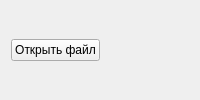
Old version of the form ui/tabs/exp_tab.ui in the repository VadmanBat/reg-valve.
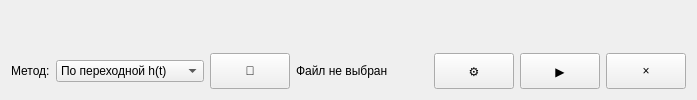
New version of the form.

The edit to the form file:
```diff
--- a/ui/tabs/exp_tab.ui
+++ b/ui/tabs/exp_tab.ui
@@ -4,16 +4,60 @@
  <widget class="QWidget" name="ExpTab">
   <layout class="QVBoxLayout" name="verticalLayout">
    <item>
-    <layout class="QHBoxLayout" name="toolbarLayout">
+    <layout class="QHBoxLayout" name="topLayout">
+     <item>
+      <widget class="QWidget" name="formHost" native="true"/>
+     </item>
+     <item>
+      <widget class="QWidget" name="metricsHost" native="true"/>
+     </item>
+    </layout>
+   </item>
+   <item>
+    <layout class="QHBoxLayout" name="buttonLayout">
+     <item>
+      <widget class="QLabel" name="methodLabel">
+       <property name="text">
+        <string>Метод:</string>
+       </property>
+      </widget>
+     </item>
+     <item>
+      <widget class="QComboBox" name="methodCombo">
+       <item>
+        <property name="text">
+         <string>По переходной h(t)</string>
+        </property>
+       </item>
+       <item>
+        <property name="text">
+         <string>По клапану / сигналу</string>
+        </property>
+       </item>
+      </widget>
+     </item>
      <item>
       <widget class="QPushButton" name="openFileButton">
        <property name="text">
-        <string>Открыть файл</string>
+        <string>📂</string>
        </property>
+       <property name="minimumSize">
+        <size>
+         <width>36</width>
+         <height>36</height>
+        </size>
+       </property>
       </widget>
      </item>
      <item>
-      <spacer name="toolbarSpacer">
+      <widget class="QLabel" name="fileLabel">
+       <property name="text">
+        <string>Файл не выбран</string>
+       </property>
+      </widget>
+     </item>
+     <item>
+      <spacer name="buttonSpacer">
        <property name="orientation">
         <enum>Qt::Horizontal</enum>
        </property>
@@ -25,6 +69,63 @@
        </property>
       </spacer>
      </item>
+     <item>
+      <widget class="QPushButton" name="settingsButton">
+       <property name="objectName">
+        <string notr="true">settingsButton</string>
+       </property>
+       <property name="toolTip">
+        <string>Параметры моделирования</string>
+       </property>
+       <property name="text">
+        <string>⚙</string>
+       </property>
+       <property name="minimumSize">
+        <size>
+         <width>36</width>
+         <height>36</height>
+        </size>
+       </property>
+      </widget>
+     </item>
+     <item>
+      <widget class="QPushButton" name="identifyButton">
+       <property name="objectName">
+        <string notr="true">identifyButton</string>
+       </property>
+       <property name="toolTip">
+        <string>Идентифицировать ПФ</string>
+       </property>
+       <property name="text">
+        <string>▶</string>
+       </property>
+       <property name="minimumSize">
+        <size>
+         <width>36</width>
+         <height>36</height>
+        </size>
+       </property>
+      </widget>
+     </item>
+     <item>
+      <widget class="QPushButton" name="clearButton">
+       <property name="objectName">
+        <string notr="true">clearButton</string>
+       </property>
+       <property name="toolTip">
+        <string>Очистить</string>
+       </property>
+       <property name="text">
+        <string>×</string>
+       </property>
+       <property name="minimumSize">
+        <size>
+         <width>36</width>
+         <height>36</height>
+        </size>
+       </property>
+      </widget>
+     </item>
     </layout>
    </item>
    <item>
```
Left out of the diff: 6 changed lines with no effect on the pictures.
